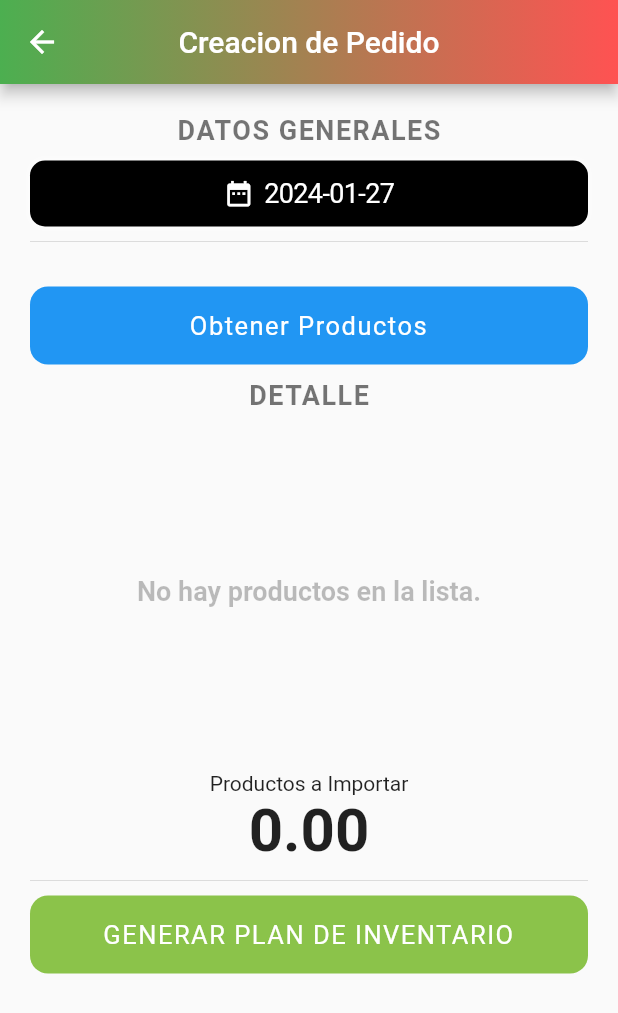
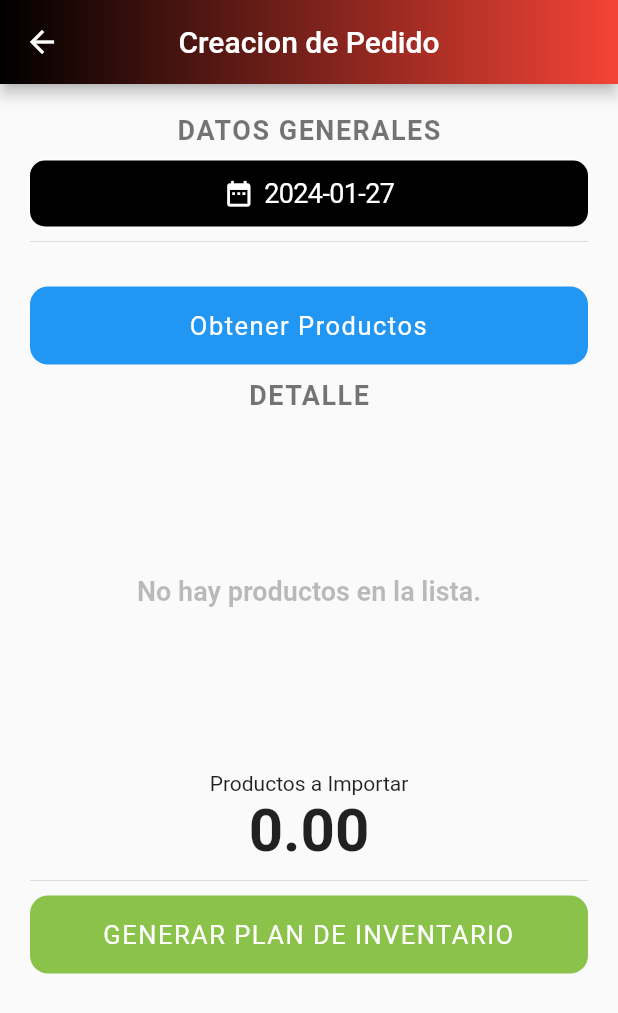
Before and after one commit to JulioChara/GEPPAPP_Market, a Flutter app: the HomePage screen opened by its route, after a tap on "PLAN DE INVENTARIO", after a tap on the "add circle outline" icon, on a phone screen of 412 x 824 dp. Shown: the top 1013 px of the screen. Run offline on Flutter 3.47's test engine with Material 2 defaults, Android fonts, the phone set to English and light mode, and no system bars; our stand-ins replace awesome_dialog, easy_localization, flutter_svg, fluttertoast, lottie, permission_handler and 1 more; missing offline and left inert: autocomplete_textfield, qrscan; accounts and stored records are empty; network calls fail.

```diff
--- a/lib/src/pages/Productos/productos_editar_page.dart
+++ b/lib/src/pages/Productos/productos_editar_page.dart
@@ -125,7 +125,7 @@ class _ProductosEditarPageState extends State<ProductosEditarPage> {
     setState(() {
       _selectedFamilia = selectModel;
       _savemodel.tiposFamiliaFk = selectModel!.tipoId;
-      ActualizadoresTipo(1, selectModel!.tipoDescripcion!);
+      ActualizadoresTipo(1, selectModel.tipoDescripcion!);
     });
   }
   onChangeDropdownTiposTipo(TiposModel? selectModel) {
@@ -144,7 +144,7 @@ class _ProductosEditarPageState extends State<ProductosEditarPage> {
     setState(() {
       _selectedTipoEstante = selectModel;
       _savemodel.tipoEstanteFk = selectModel!.tipoId;
-      ActualizadoresTipo(2, selectModel!.tipoDescripcion!);
+      ActualizadoresTipo(2, selectModel.tipoDescripcion!);
     });
   }
   onChangeDropdownTiposSubEstante(TiposModel? selectModel) {
--- a/lib/src/pages/home_page.dart
+++ b/lib/src/pages/home_page.dart
@@ -330,7 +330,8 @@ class _HomePageState extends State<HomePage> {
           child: Opacity(
             opacity: 0.9,
             child: LottieBuilder.asset(
-              "assets/animation/animation_wallpaper_cristmas.json",
+              // "assets/animation/animation_wallpaper_cristmas.json",
+              "assets/animation/animation_wallpaper_abstract.json",
               //   reverse: true,
               // options: LottieOptions(enableApplyingOpacityToLayers: true),
               fit: BoxFit.fill,
--- a/lib/utils/sp_global.dart
+++ b/lib/utils/sp_global.dart
@@ -52,12 +52,12 @@ class SPGlobal {
 //     _prefs.setString("colorA", value);
 //   }
 //
-  Color get colorA => Color(_prefs.getInt('color') ?? Colors.green.value);
+  Color get colorA => Color(_prefs.getInt('color') ?? Colors.black.value);
   set colorA(Color value) {
     //_prefs.getInt("colorA", value);
   }
 
-  Color get colorB => Color(_prefs.getInt('color') ?? Colors.redAccent.value);
+  Color get colorB => Color(_prefs.getInt('color') ?? Colors.red.value);
   set colorB(Color value) {
     //_prefs.getInt("colorA", value);
   }
```
Also changed, not shown: 1 other file.
